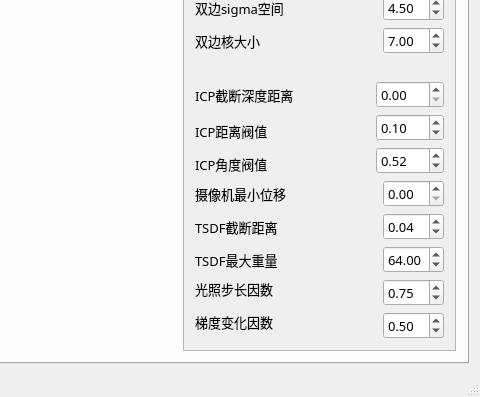
Qt form KFScanner/mainform.ui (hanxiaomax/fusionscanner) before a commit; both pictures show x 668 to 1148 and y 374 to 771 of the 1148 by 771 pixel window.
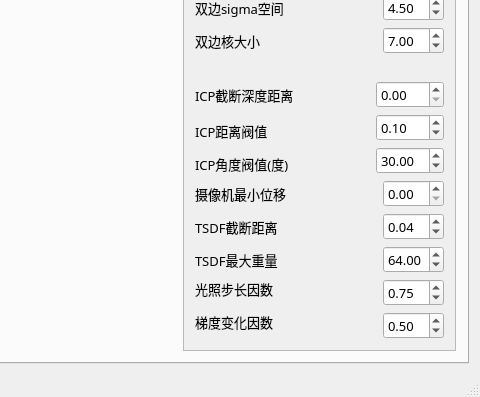
The same form after that commit. The open tabs and pages were chosen to show the change. Icons and pictures are not drawn. Custom widgets are drawn as their Qt base class.

The edit to the form file:
```diff
--- a/KFScanner/mainform.ui
+++ b/KFScanner/mainform.ui
@@ -442,8 +442,8 @@
             <rect>
              <x>0</x>
              <y>0</y>
-             <width>202</width>
-             <height>464</height>
+             <width>273</width>
+             <height>529</height>
             </rect>
            </property>
            <attribute name="label">
@@ -876,7 +876,7 @@
                      <double>0.010000000000000</double>
                     </property>
                     <property name="value">
-                     <double>0.520000000000000</double>
+                     <double>30.000000000000000</double>
                     </property>
                    </widget>
                   </item>
@@ -888,7 +888,7 @@
                      </font>
                     </property>
                     <property name="text">
-                     <string>ICP角度阀值</string>
+                     <string>ICP角度阀值(度)</string>
                     </property>
                    </widget>
                   </item>
```
Left out of the diff: 2 changed lines with no effect on the pictures.
